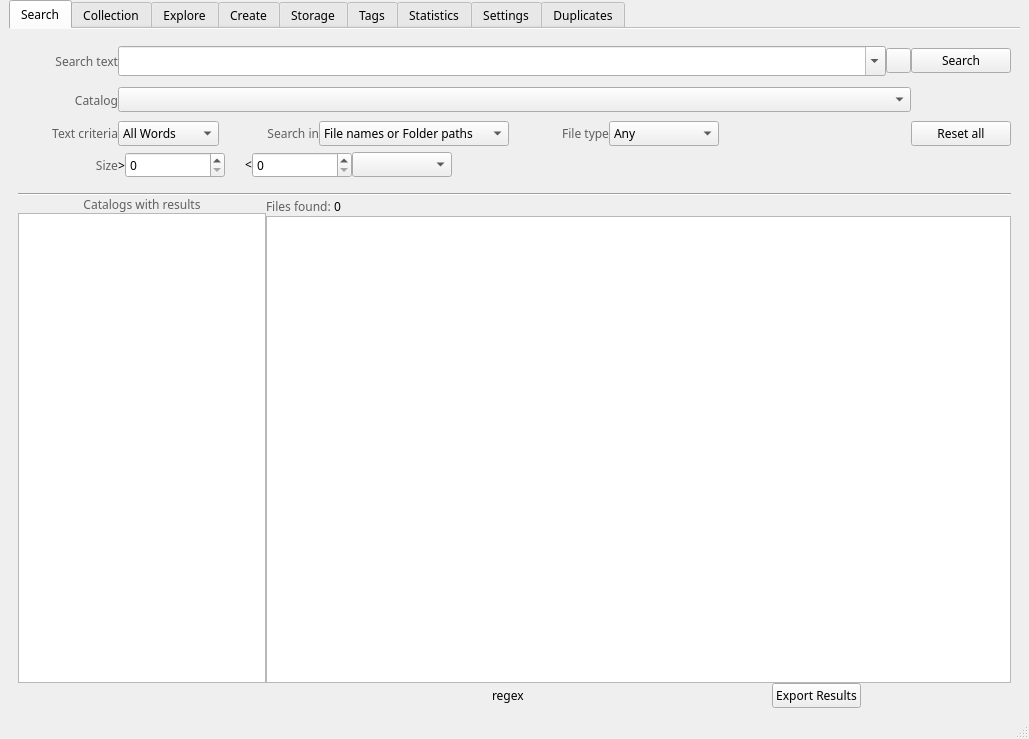
StephaneCouturier/Katalog, file mainwindow.ui: the form before one commit.
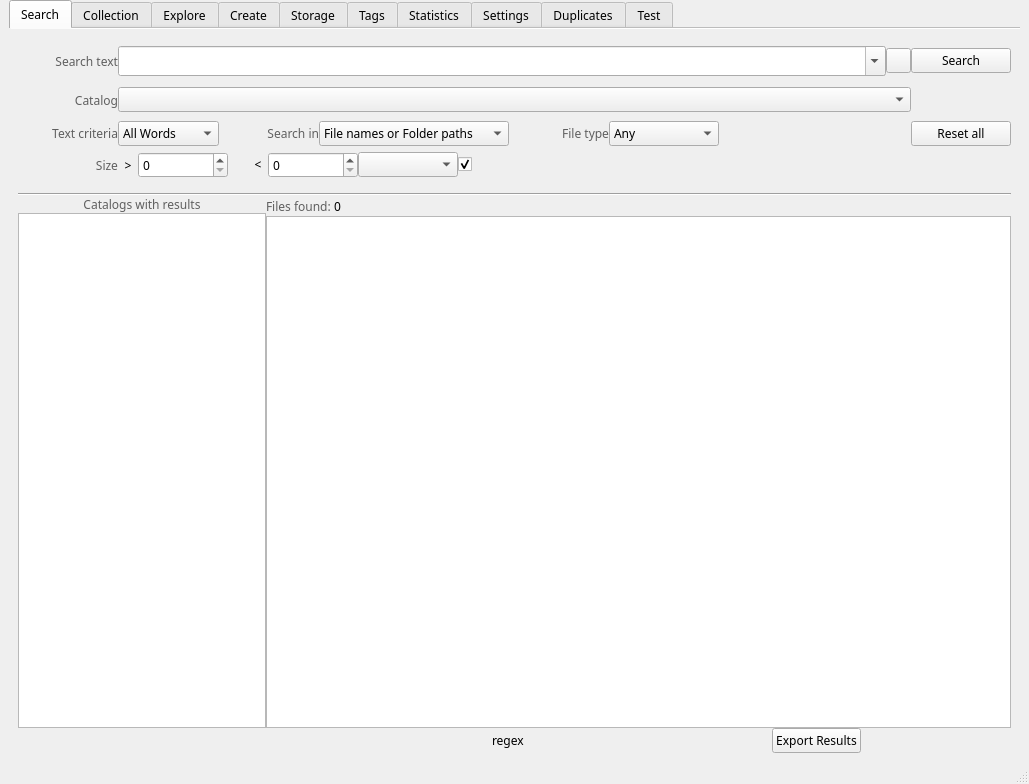
The form after the commit. The open tabs and pages were chosen to show the change. Icons and pictures are not drawn. Custom widgets are drawn as their Qt base class.

Diff of the .ui file:
```diff
--- a/mainwindow.ui
+++ b/mainwindow.ui
@@ -10,7 +10,7 @@
     <x>0</x>
     <y>0</y>
     <width>1029</width>
-    <height>739</height>
+    <height>784</height>
    </rect>
   </property>
   <property name="windowTitle">
@@ -631,16 +631,25 @@
             </item>
             <item>
              <widget class="QLabel" name="label_2">
+              <property name="minimumSize">
+               <size>
+                <width>20</width>
+                <height>0</height>
+               </size>
+              </property>
               <property name="text">
                <string>&gt;</string>
               </property>
+              <property name="alignment">
+               <set>Qt::AlignCenter</set>
+              </property>
              </widget>
             </item>
             <item>
              <widget class="QSpinBox" name="SB_MinimumSize">
               <property name="minimumSize">
                <size>
-                <width>100</width>
+                <width>90</width>
                 <height>0</height>
                </size>
               </property>
@@ -667,16 +676,25 @@
             </item>
             <item>
              <widget class="QLabel" name="label_5">
+              <property name="minimumSize">
+               <size>
+                <width>20</width>
+                <height>0</height>
+               </size>
+              </property>
               <property name="text">
                <string>&lt;</string>
               </property>
+              <property name="alignment">
+               <set>Qt::AlignCenter</set>
+              </property>
              </widget>
             </item>
             <item>
              <widget class="QSpinBox" name="SB_MaximumSize">
               <property name="minimumSize">
                <size>
-                <width>100</width>
+                <width>90</width>
                 <height>0</height>
                </size>
               </property>
@@ -700,6 +718,38 @@
               </property>
              </widget>
             </item>
+            <item>
+             <widget class="QCheckBox" name="Search_ChB_Size">
+              <property name="minimumSize">
+               <size>
+                <width>20</width>
+                <height>0</height>
+               </size>
+              </property>
+              <property name="text">
+               <string/>
+              </property>
+              <property name="checked">
+               <bool>true</bool>
+              </property>
+             </widget>
+            </item>
+            <item>
+             <spacer name="horizontalSpacer_21">
+              <property name="orientation">
+               <enum>Qt::Horizontal</enum>
+              </property>
+              <property name="sizeType">
+               <enum>QSizePolicy::Fixed</enum>
+              </property>
+              <property name="sizeHint" stdset="0">
+               <size>
+                <width>30</width>
+                <height>20</height>
+               </size>
+              </property>
+             </spacer>
+            </item>
             <item>
              <spacer name="horizontalSpacer_8">
               <property name="orientation">
@@ -3142,6 +3192,72 @@
         </item>
        </layout>
       </widget>
+      <widget class="QWidget" name="tab">
+       <attribute name="title">
+        <string>Test</string>
+       </attribute>
+       <layout class="QGridLayout" name="gridLayout_13">
+        <item row="2" column="0">
+         <layout class="QGridLayout" name="gridLayout_2">
+          <item row="4" column="1">
+           <widget class="QListView" name="test_listView"/>
+          </item>
+          <item row="2" column="1">
+           <widget class="QLabel" name="label_23">
+            <property name="text">
+             <string>QListView</string>
+            </property>
+           </widget>
+          </item>
+         </layout>
+        </item>
+        <item row="0" column="0">
+         <layout class="QVBoxLayout" name="verticalLayout_10">
+          <item>
+           <widget class="QLabel" name="label_27">
+            <property name="text">
+             <string>QTableView</string>
+            </property>
+           </widget>
+          </item>
+          <item>
+           <widget class="QTableView" name="test_tableView"/>
+          </item>
+          <item>
+           <widget class="QLabel" name="label_28">
+            <property name="text">
+             <string>QTreeView</string>
+            </property>
+           </widget>
+          </item>
+          <item>
+           <widget class="QTreeView" name="test_treeView">
+            <property name="sortingEnabled">
+             <bool>true</bool>
+            </property>
+           </widget>
+          </item>
+          <item>
+           <layout class="QHBoxLayout" name="horizontalLayout_20">
+            <item>
+             <widget class="QPushButton" name="test_pb_insert">
+              <property name="maximumSize">
+               <size>
+                <width>100</width>
+                <height>16777215</height>
+               </size>
+              </property>
+              <property name="text">
+               <string>Insert</string>
+              </property>
+             </widget>
+            </item>
+           </layout>
+          </item>
+         </layout>
+        </item>
+       </layout>
+      </widget>
      </widget>
     </item>
    </layout>
```
Left out of the diff: 112 changed lines with no effect on the pictures.
